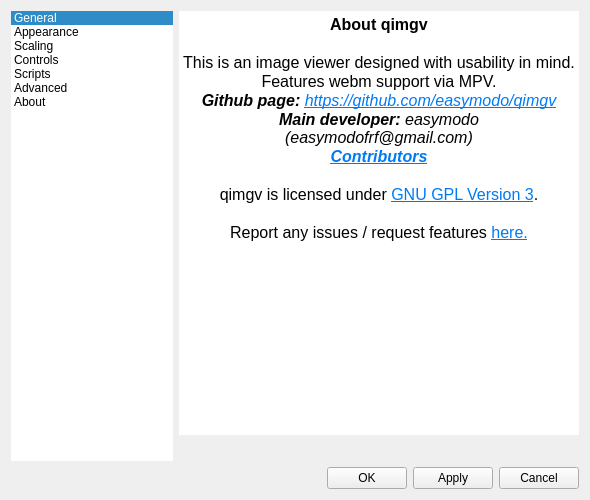
Above: gui/dialogs/settingsdialog.ui from do-i/thumbgrid before the change. Below: the same form after it.
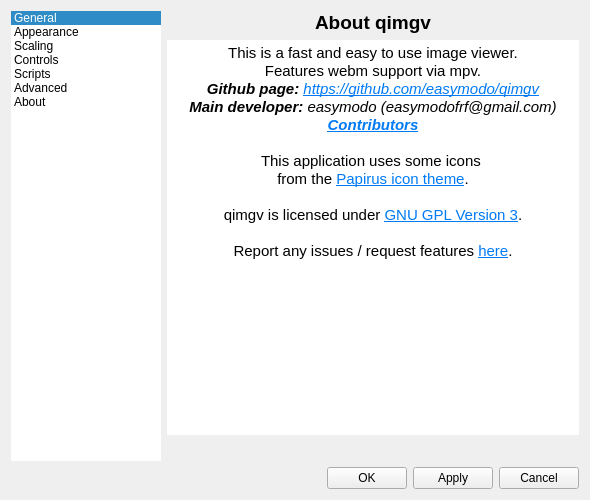
That is the form after the change. The open tabs and pages were chosen to show the change. Icons and pictures are not drawn. Custom widgets are drawn as their Qt base class.

Commit message: [Settings dialog] Some visual touches.

The edit to the form file:
```diff
--- a/gui/dialogs/settingsdialog.ui
+++ b/gui/dialogs/settingsdialog.ui
@@ -65,13 +65,13 @@
        </property>
        <property name="minimumSize">
         <size>
-         <width>160</width>
+         <width>150</width>
          <height>0</height>
         </size>
        </property>
        <property name="maximumSize">
         <size>
-         <width>170</width>
+         <width>150</width>
          <height>16777215</height>
         </size>
        </property>
@@ -1876,8 +1876,8 @@
              <rect>
               <x>0</x>
               <y>0</y>
-              <width>256</width>
-              <height>222</height>
+              <width>414</width>
+              <height>446</height>
              </rect>
             </property>
             <layout class="QVBoxLayout" name="verticalLayout_32">
@@ -1893,6 +1893,23 @@
              <property name="bottomMargin">
               <number>0</number>
              </property>
+             <item>
+              <widget class="QLabel" name="label_7">
+               <property name="font">
+                <font>
+                 <pointsize>14</pointsize>
+                 <weight>75</weight>
+                 <bold>true</bold>
+                </font>
+               </property>
+               <property name="text">
+                <string>About qimgv</string>
+               </property>
+               <property name="alignment">
+                <set>Qt::AlignCenter</set>
+               </property>
+              </widget>
+             </item>
              <item>
               <widget class="QTextBrowser" name="aboutAppTextBrowser">
                <property name="sizePolicy">
@@ -1915,17 +1932,21 @@
 &lt;html&gt;&lt;head&gt;&lt;meta name=&quot;qrichtext&quot; content=&quot;1&quot; /&gt;&lt;style type=&quot;text/css&quot;&gt;
 p, li { white-space: pre-wrap; }
 &lt;/style&gt;&lt;/head&gt;&lt;body style=&quot; font-family:'Droid Sans'; font-size:11pt; font-weight:400; font-style:normal;&quot;&gt;
-&lt;p align=&quot;center&quot; style=&quot; margin-top:0px; margin-bottom:0px; margin-left:0px; margin-right:0px; -qt-block-indent:0; text-indent:0px;&quot;&gt;&lt;span style=&quot; font-family:'MS Shell Dlg 2'; font-size:12pt; font-weight:600;&quot;&gt;About qimgv&lt;/span&gt;&lt;/p&gt;
-&lt;p align=&quot;center&quot; style=&quot;-qt-paragraph-type:empty; margin-top:0px; margin-bottom:0px; margin-left:0px; margin-right:0px; -qt-block-indent:0; text-indent:0px; font-family:'MS Shell Dlg 2'; font-size:12pt; font-weight:600;&quot;&gt;&lt;br /&gt;&lt;/p&gt;
-&lt;p align=&quot;center&quot; style=&quot; margin-top:0px; margin-bottom:0px; margin-left:0px; margin-right:0px; -qt-block-indent:0; text-indent:0px;&quot;&gt;&lt;span style=&quot; font-family:'MS Shell Dlg 2'; font-size:12pt;&quot;&gt;This is an image viewer designed with usability in mind.&lt;/span&gt;&lt;/p&gt;
-&lt;p align=&quot;center&quot; style=&quot; margin-top:0px; margin-bottom:0px; margin-left:0px; margin-right:0px; -qt-block-indent:0; text-indent:0px;&quot;&gt;&lt;span style=&quot; font-family:'MS Shell Dlg 2'; font-size:12pt;&quot;&gt;Features webm support via MPV.&lt;/span&gt;&lt;/p&gt;
-&lt;p align=&quot;center&quot; style=&quot; margin-top:0px; margin-bottom:0px; margin-left:0px; margin-right:0px; -qt-block-indent:0; text-indent:0px;&quot;&gt;&lt;span style=&quot; font-family:'MS Shell Dlg 2'; font-size:12pt; font-weight:600; font-style:italic;&quot;&gt;Github page:&lt;/span&gt;&lt;span style=&quot; font-family:'MS Shell Dlg 2'; font-size:12pt; font-style:italic;&quot;&gt; &lt;/span&gt;&lt;a href=&quot;https://github.com/easymodo/qimgv&quot;&gt;&lt;span style=&quot; font-family:'MS Shell Dlg 2'; font-size:12pt; font-style:italic; text-decoration: underline; color:#007af4;&quot;&gt;https://github.com/easymodo/qimgv&lt;/span&gt;&lt;/a&gt;&lt;/p&gt;
-&lt;p align=&quot;center&quot; style=&quot; margin-top:0px; margin-bottom:0px; margin-left:0px; margin-right:0px; -qt-block-indent:0; text-indent:0px;&quot;&gt;&lt;span style=&quot; font-family:'MS Shell Dlg 2'; font-size:12pt; font-weight:600; font-style:italic;&quot;&gt;Main developer:&lt;/span&gt;&lt;span style=&quot; font-family:'MS Shell Dlg 2'; font-size:12pt; font-style:italic;&quot;&gt; easymodo (easymodofrf@gmail.com)&lt;/span&gt;&lt;/p&gt;
-&lt;p align=&quot;center&quot; style=&quot; margin-top:0px; margin-bottom:0px; margin-left:0px; margin-right:0px; -qt-block-indent:0; text-indent:0px;&quot;&gt;&lt;a href=&quot;https://github.com/easymodo/qimgv/graphs/contributors&quot;&gt;&lt;span style=&quot; font-family:'MS Shell Dlg 2'; font-size:12pt; font-weight:600; font-style:italic; text-decoration: underline; color:#007af4;&quot;&gt;Contributors&lt;/span&gt;&lt;/a&gt;&lt;/p&gt;
-&lt;p align=&quot;center&quot; style=&quot;-qt-paragraph-type:empty; margin-top:0px; margin-bottom:0px; margin-left:0px; margin-right:0px; -qt-block-indent:0; text-indent:0px; font-family:'MS Shell Dlg 2'; font-size:12pt; font-weight:600; font-style:italic; text-decoration: underline; color:#007af4;&quot;&gt;&lt;br /&gt;&lt;/p&gt;
-&lt;p align=&quot;center&quot; style=&quot; margin-top:0px; margin-bottom:0px; margin-left:0px; margin-right:0px; -qt-block-indent:0; text-indent:0px;&quot;&gt;&lt;span style=&quot; font-family:'MS Shell Dlg 2'; font-size:12pt;&quot;&gt;qimgv is licensed under &lt;/span&gt;&lt;a href=&quot;https://www.gnu.org/licenses/gpl-3.0.en.html&quot;&gt;&lt;span style=&quot; font-size:12pt; text-decoration: underline; color:#007af4;&quot;&gt;GNU GPL Version 3&lt;/span&gt;&lt;/a&gt;&lt;span style=&quot; font-family:'MS Shell Dlg 2'; font-size:12pt;&quot;&gt;.&lt;/span&gt;&lt;/p&gt;
-&lt;p align=&quot;center&quot; style=&quot;-qt-paragraph-type:empty; margin-top:0px; margin-bottom:0px; margin-left:0px; margin-right:0px; -qt-block-indent:0; text-indent:0px; font-family:'MS Shell Dlg 2'; font-size:12pt;&quot;&gt;&lt;br /&gt;&lt;/p&gt;
-&lt;p align=&quot;center&quot; style=&quot; margin-top:0px; margin-bottom:0px; margin-left:0px; margin-right:0px; -qt-block-indent:0; text-indent:0px;&quot;&gt;&lt;span style=&quot; font-family:'MS Shell Dlg 2'; font-size:12pt;&quot;&gt;Report any issues / request features &lt;/span&gt;&lt;a href=&quot;https://github.com/easymodo/qimgv/issues&quot;&gt;&lt;span style=&quot; font-size:12pt; text-decoration: underline; color:#007af4;&quot;&gt;here.&lt;/span&gt;&lt;/a&gt;&lt;/p&gt;&lt;/body&gt;&lt;/html&gt;</string>
+&lt;p align=&quot;center&quot; style=&quot; margin-top:0px; margin-bottom:0px; margin-left:0px; margin-right:0px; -qt-block-indent:0; text-indent:0px;&quot;&gt;&lt;span style=&quot; font-family:'MS Shell Dlg 2';&quot;&gt;This is a fast and easy to use image viewer.&lt;/span&gt;&lt;/p&gt;
+&lt;p align=&quot;center&quot; style=&quot; margin-top:0px; margin-bottom:0px; margin-left:0px; margin-right:0px; -qt-block-indent:0; text-indent:0px;&quot;&gt;&lt;span style=&quot; font-family:'MS Shell Dlg 2';&quot;&gt;Features webm support via mpv.&lt;/span&gt;&lt;/p&gt;
+&lt;p align=&quot;center&quot; style=&quot; margin-top:0px; margin-bottom:0px; margin-left:0px; margin-right:0px; -qt-block-indent:0; text-indent:0px;&quot;&gt;&lt;span style=&quot; font-family:'MS Shell Dlg 2'; font-weight:600; font-style:italic;&quot;&gt;Github page:&lt;/span&gt;&lt;span style=&quot; font-family:'MS Shell Dlg 2'; font-style:italic;&quot;&gt; &lt;/span&gt;&lt;a href=&quot;https://github.com/easymodo/qimgv&quot;&gt;&lt;span style=&quot; font-family:'MS Shell Dlg 2'; font-style:italic; text-decoration: underline; color:#007af4;&quot;&gt;https://github.com/easymodo/qimgv&lt;/span&gt;&lt;/a&gt;&lt;/p&gt;
+&lt;p align=&quot;center&quot; style=&quot; margin-top:0px; margin-bottom:0px; margin-left:0px; margin-right:0px; -qt-block-indent:0; text-indent:0px;&quot;&gt;&lt;span style=&quot; font-family:'MS Shell Dlg 2'; font-weight:600; font-style:italic;&quot;&gt;Main developer:&lt;/span&gt;&lt;span style=&quot; font-family:'MS Shell Dlg 2'; font-style:italic;&quot;&gt; easymodo (easymodofrf@gmail.com)&lt;/span&gt;&lt;/p&gt;
+&lt;p align=&quot;center&quot; style=&quot; margin-top:0px; margin-bottom:0px; margin-left:0px; margin-right:0px; -qt-block-indent:0; text-indent:0px;&quot;&gt;&lt;a href=&quot;https://github.com/easymodo/qimgv/graphs/contributors&quot;&gt;&lt;span style=&quot; font-family:'MS Shell Dlg 2'; font-weight:600; font-style:italic; text-decoration: underline; color:#007af4;&quot;&gt;Contributors&lt;/span&gt;&lt;/a&gt;&lt;/p&gt;
+&lt;p align=&quot;center&quot; style=&quot;-qt-paragraph-type:empty; margin-top:0px; margin-bottom:0px; margin-left:0px; margin-right:0px; -qt-block-indent:0; text-indent:0px; font-family:'MS Shell Dlg 2'; font-weight:600; font-style:italic; text-decoration: underline; color:#007af4;&quot;&gt;&lt;br /&gt;&lt;/p&gt;
+&lt;p align=&quot;center&quot; style=&quot; margin-top:0px; margin-bottom:0px; margin-left:0px; margin-right:0px; -qt-block-indent:0; text-indent:0px;&quot;&gt;&lt;span style=&quot; font-family:'MS Shell Dlg 2';&quot;&gt;This application uses some icons &lt;/span&gt;&lt;/p&gt;
+&lt;p align=&quot;center&quot; style=&quot; margin-top:0px; margin-bottom:0px; margin-left:0px; margin-right:0px; -qt-block-indent:0; text-indent:0px;&quot;&gt;&lt;span style=&quot; font-family:'MS Shell Dlg 2';&quot;&gt;from the &lt;/span&gt;&lt;a href=&quot;https://github.com/PapirusDevelopmentTeam/papirus-icon-theme/&quot;&gt;&lt;span style=&quot; text-decoration: underline; color:#007af4;&quot;&gt;Papirus icon theme&lt;/span&gt;&lt;/a&gt;&lt;span style=&quot; font-family:'MS Shell Dlg 2';&quot;&gt;.&lt;/span&gt;&lt;/p&gt;
+&lt;p align=&quot;center&quot; style=&quot;-qt-paragraph-type:empty; margin-top:0px; margin-bottom:0px; margin-left:0px; margin-right:0px; -qt-block-indent:0; text-indent:0px; font-family:'MS Shell Dlg 2';&quot;&gt;&lt;br /&gt;&lt;/p&gt;
+&lt;p align=&quot;center&quot; style=&quot; margin-top:0px; margin-bottom:0px; margin-left:0px; margin-right:0px; -qt-block-indent:0; text-indent:0px;&quot;&gt;&lt;span style=&quot; font-family:'MS Shell Dlg 2';&quot;&gt;qimgv is licensed under &lt;/span&gt;&lt;a href=&quot;https://www.gnu.org/licenses/gpl-3.0.en.html&quot;&gt;&lt;span style=&quot; text-decoration: underline; color:#007af4;&quot;&gt;GNU GPL Version 3&lt;/span&gt;&lt;/a&gt;&lt;span style=&quot; font-family:'MS Shell Dlg 2';&quot;&gt;.&lt;/span&gt;&lt;/p&gt;
+&lt;p align=&quot;center&quot; style=&quot;-qt-paragraph-type:empty; margin-top:0px; margin-bottom:0px; margin-left:0px; margin-right:0px; -qt-block-indent:0; text-indent:0px; font-family:'MS Shell Dlg 2';&quot;&gt;&lt;br /&gt;&lt;/p&gt;
+&lt;p align=&quot;center&quot; style=&quot; margin-top:0px; margin-bottom:0px; margin-left:0px; margin-right:0px; -qt-block-indent:0; text-indent:0px;&quot;&gt;&lt;span style=&quot; font-family:'MS Shell Dlg 2';&quot;&gt;Report any issues / request features &lt;/span&gt;&lt;a href=&quot;https://github.com/easymodo/qimgv/issues&quot;&gt;&lt;span style=&quot; text-decoration: underline; color:#007af4;&quot;&gt;here&lt;/span&gt;&lt;/a&gt;&lt;span style=&quot; font-family:'MS Shell Dlg 2';&quot;&gt;.&lt;/span&gt;&lt;/p&gt;&lt;/body&gt;&lt;/html&gt;</string>
+               </property>
+               <property name="acceptRichText">
+                <bool>true</bool>
                </property>
                <property name="openExternalLinks">
                 <bool>true</bool>
```
Left out of the diff: 166 changed lines with no effect on the pictures. The commit also changes 3 other files.
